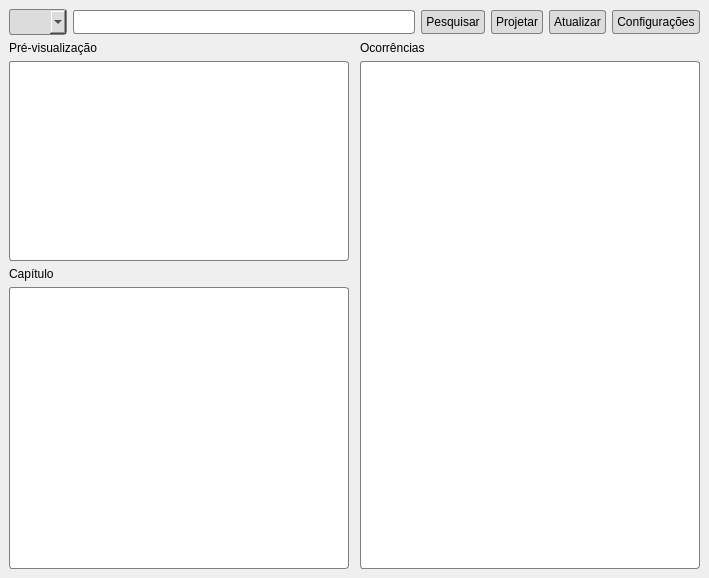
This is src/ui/main/window.ui in luanws/bible-projector as Qt 5 draws it before an edit. The edited form follows.
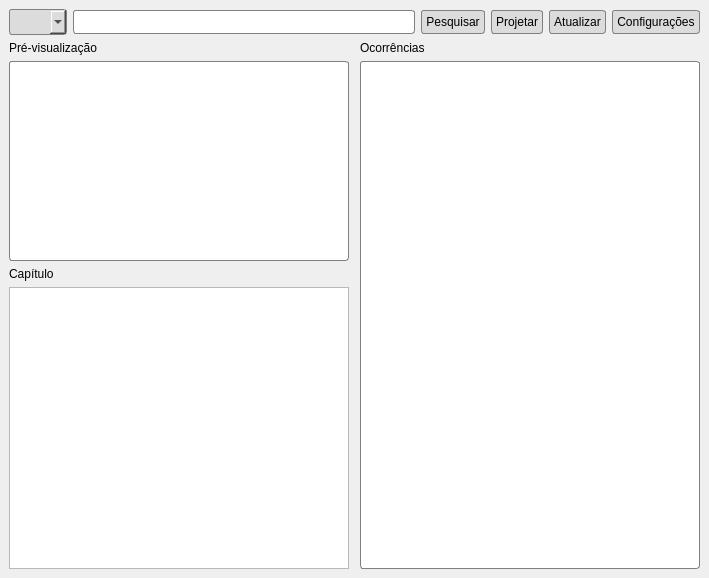
This is the edited form.

Commit message: feat(screen/main): listagem de capítulos personalizada

The edit to the form file:
```diff
--- a/src/ui/main/window.ui
+++ b/src/ui/main/window.ui
@@ -156,22 +156,6 @@
     </item>
     <item>
      <layout class="QGridLayout" name="gridLayout" rowstretch="0,0,0,0" columnstretch="0,0,0,0">
-      <item row="3" column="0">
-       <widget class="QListView" name="chapter_list_view">
-        <property name="styleSheet">
-         <string notr="true">* {
-	border-style: solid;
-	border-color: gray;
-	border-width: 1px;
-	border-radius: 3px;
-	padding: 3px;
-	background-color: white;
-	color: black;
-	font-size: 10pt;
-}</string>
-        </property>
-       </widget>
-      </item>
       <item row="1" column="3" rowspan="3">
        <widget class="QListView" name="occurrences_list_view">
         <property name="sizePolicy">
@@ -277,6 +261,9 @@
         </property>
        </spacer>
       </item>
+      <item row="3" column="0">
+       <widget class="QListWidget" name="chapter_list_widget"/>
+      </item>
      </layout>
     </item>
    </layout>
```
The commit also changes 4 other files.
